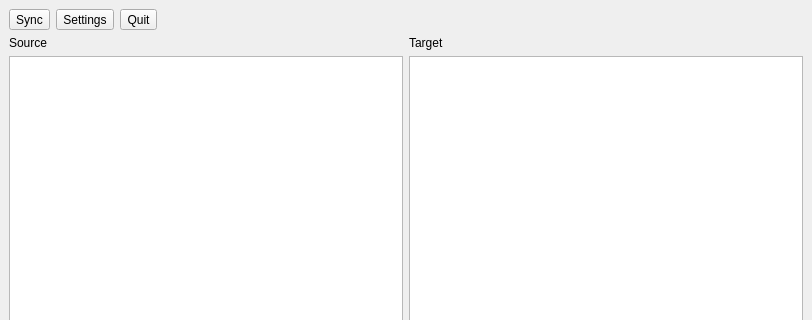
vanzin/msync, file src/ui/main.ui: the form before one commit; both pictures show x 0 to 812 and y 0 to 320 of the 812 by 653 pixel window.
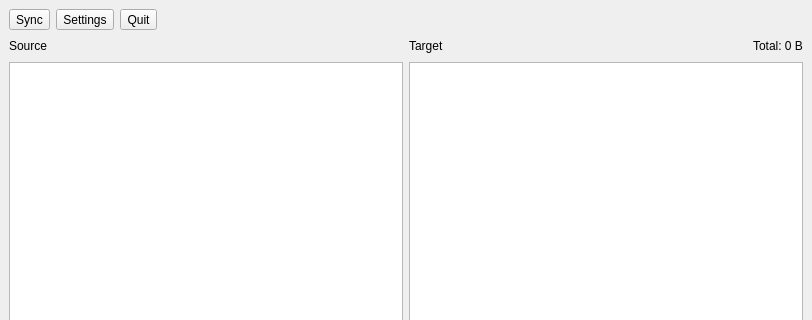
The form after the commit. Icons and pictures are not drawn.

Commit message: Show size of data to be staged.

Diff of the .ui file:
```diff
--- a/src/ui/main.ui
+++ b/src/ui/main.ui
@@ -95,15 +95,39 @@
         </property>
        </widget>
       </item>
+      <item row="1" column="1">
+       <widget class="QListWidget" name="target"/>
+      </item>
       <item row="0" column="1">
+       <layout class="QHBoxLayout" name="targetInfo">
+        <item>
        <widget class="QLabel" name="lTarget">
         <property name="text">
          <string>Target</string>
         </property>
        </widget>
       </item>
-      <item row="1" column="1">
-       <widget class="QListWidget" name="target"/>
+        <item>
+         <spacer name="horizontalSpacer_2">
+          <property name="orientation">
+           <enum>Qt::Orientation::Horizontal</enum>
+          </property>
+          <property name="sizeHint" stdset="0">
+           <size>
+            <width>40</width>
+            <height>20</height>
+           </size>
+          </property>
+         </spacer>
+        </item>
+        <item>
+         <widget class="QLabel" name="lTargetSize">
+          <property name="text">
+           <string>Total: 0 B</string>
+          </property>
+         </widget>
+        </item>
+       </layout>
       </item>
      </layout>
     </item>
```
Lines whose indentation alone changed are shown as unchanged. The commit also changes 2 other files.
